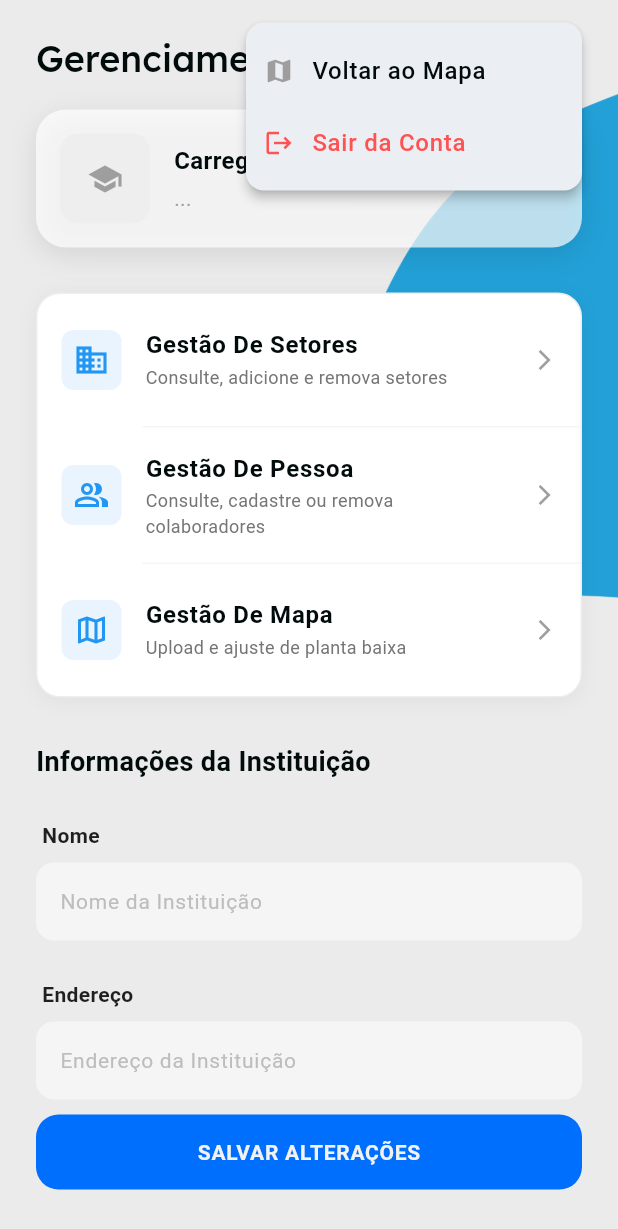
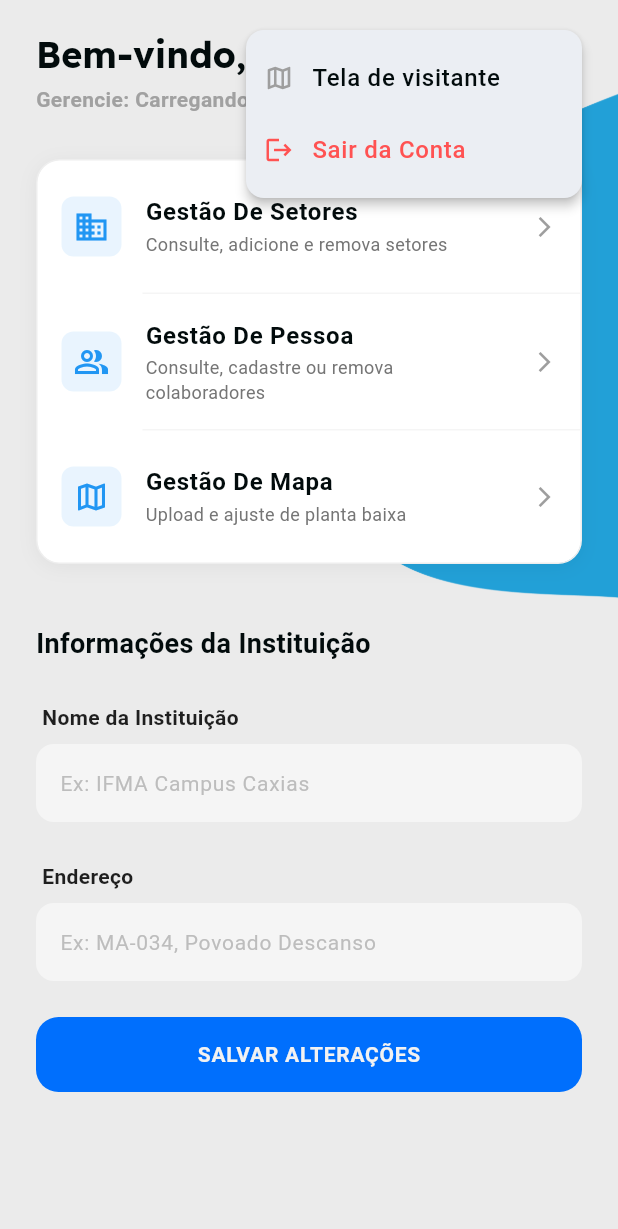
Before and after one commit to JonasNogueiraS/vektorIF, a Flutter app: the ManagementScreen screen opened by its route, after a tap on the "more vert" icon, on a phone screen of 412 x 824 dp. Shown: the top 1229 px of the screen. Run offline on Flutter 3.47's test engine with Material 3 defaults, Android fonts, the phone set to English and light mode, and no system bars; our stand-ins replace cloud_firestore, firebase_auth, firebase_core, firebase_storage, google_fonts, image_picker; accounts and stored records are empty; generated files the repository leaves out were written again.

Commit message:
feat: Refatorar modelos e telas para melhorar a estrutura e legibilidade do código

```diff
--- a/lib/models/colaborators_model.dart
+++ b/lib/models/colaborators_model.dart
@@ -3,8 +3,8 @@ class CollaboratorModel {
   final String name;
   final String email;
   final String phone;
-  final String sectorId; // Vínculo com o setor
-  final String sectorName; // Para facilitar a exibição nas listas
+  final String sectorId;
+  final String sectorName; //facilita a exibição nas listas
   final bool isBoss;
   final String? photoUrl; // Futuro
 
--- a/lib/models/data/sectors_repository.dart
+++ b/lib/models/data/sectors_repository.dart
@@ -19,11 +19,11 @@ class SectorsRepository {
         .add(sector.toMap());
   }
 
-  // Listar Setores (ATUALIZADO: Recebe ID para permitir visitantes)
+  // Listar Setores
   Stream<List<SectorModel>> getSectorsStream(String institutionId) {
     return _firestore
         .collection('institutions')
-        .doc(institutionId) // <--- Agora usa o ID recebido
+        .doc(institutionId) //usa o ID recebido
         .collection('sectors')
         .orderBy('name')
         .snapshots()
@@ -56,7 +56,7 @@ class SectorsRepository {
     });
   }
 
-  // Métodos de Escrita (Mantêm o uso de _userId para segurança)
+  // Métodos de Escrita (uso  _userId para segurança)
 
   Future<void> updateSectorCoordinates(String sectorId, double x, double y) async {
     if (_userId == null) return;
--- a/lib/models/institution_model.dart
+++ b/lib/models/institution_model.dart
@@ -2,7 +2,7 @@ class InstitutionModel {
   final String? id; // ID do documento no Firebase
   final String name;
   final String address;
-  final String? photoUrl; // Para a foto que vamos implementar depois
+  final String? photoUrl; // Para a foto
 
   const InstitutionModel({
     this.id,
@@ -15,7 +15,7 @@ class InstitutionModel {
   factory InstitutionModel.fromMap(Map<String, dynamic> map, String docId) {
     return InstitutionModel(
       id: docId,
-      name: map['institutionName'] ?? '', // Note que usamos as chaves que salvamos no registro
+      name: map['institutionName'] ?? '', // usamos chaves que salvamos no registro
       address: map['institutionAddress'] ?? '',
       photoUrl: map['photoUrl'],
     );
--- a/lib/screens/menagement/management.dart
+++ b/lib/screens/menagement/management.dart
@@ -1,13 +1,13 @@
 import 'package:flutter/material.dart';
-import 'package:firebase_auth/firebase_auth.dart';
+import 'package:provider/provider.dart';
 import 'package:vektor_if/core/themes/app_theme.dart';
 import 'package:vektor_if/core/widgets/background_image.dart';
 import 'package:vektor_if/core/widgets/buttom_generic.dart';
 import 'package:vektor_if/core/widgets/forms_widgets.dart';
 import 'package:vektor_if/core/widgets/menu_buttons.dart';
 import 'package:vektor_if/core/widgets/success_feedback_dialog.dart';
+import 'package:vektor_if/providers/auth_provider.dart';
 import 'package:vektor_if/screens/menagement/controller/managemant_controller.dart';
-import 'package:vektor_if/screens/menagement/widget/institution_cards.dart';
 import 'package:vektor_if/screens/menagement/widget/list_managements.dart';
 
 class ManagementScreen extends StatefulWidget {
@@ -18,35 +18,35 @@ class ManagementScreen extends StatefulWidget {
 }
 
 class _ManagementScreenState extends State<ManagementScreen> {
-  // Instancia o Controller
   final _controller = ManagementController();
 
   @override
   void initState() {
     super.initState();
-    // Carrega os dados assim que a tela abre
     _controller.loadInstitutionData();
   }
 
   @override
   void dispose() {
-    _controller.dispose(); // Limpa a memória
+    _controller.dispose();
     super.dispose();
   }
 
   @override
   Widget build(BuildContext context) {
+    //dados do Usuário via Provider
+    final authProvider = context.watch<AuthProvider>();
+    final user = authProvider.user;
+
     return Scaffold(
       backgroundColor: AppTheme.colorBackground,
-      //escuta o controller para atualizar a tela (Loading, Erros, Dados)
       body: ListenableBuilder(
         listenable: _controller,
         builder: (context, child) {
-          // Se estiver carregando os dados iniciais, mostra loading
-          if (_controller.isLoading &&
-              _controller.nameController.text.isEmpty) {
-            return const Center(child: CircularProgressIndicator());
-          }
+          final institutionName = _controller.nameController.text.isNotEmpty
+              ? _controller.nameController.text
+              : "Carregando instituição...";
+
           return Stack(
             children: [
               const BackgroundImage(),
@@ -54,27 +54,55 @@ class _ManagementScreenState extends State<ManagementScreen> {
                 child: SingleChildScrollView(
                   padding: const EdgeInsets.symmetric(horizontal: 24),
                   child: Column(
+                    crossAxisAlignment: CrossAxisAlignment.stretch,
+                    children: [
+                      const SizedBox(height: 20),
+
+                      // --- NOVO HEADER PERSONALIZADO ---
+                      Row(
+                        crossAxisAlignment: CrossAxisAlignment.start,
+                        mainAxisAlignment: MainAxisAlignment.spaceBetween,
+                        children: [
+                          Expanded(
+                            child: Column(
                               crossAxisAlignment: CrossAxisAlignment.start,
                               children: [
-                      const SizedBox(height: 15),
-
-                      // HEADER
-                      Row(
-                        mainAxisAlignment: MainAxisAlignment.spaceBetween,
-                        children: [
                                 Text(
-                            "Gerenciamento",
-                            style: Theme.of(context).textTheme.headlineSmall,
+                                  "Bem-vindo, ${user?.displayName?.split(' ')[0]}",
+                                  style: Theme.of(context)
+                                      .textTheme
+                                      .headlineSmall
+                                      ?.copyWith(
+                                        fontWeight: FontWeight.bold,
+                                        color: AppTheme.colorBlackText,
                                       ),
+                                ),
+                                const SizedBox(height: 4),
+                                // Nome da Instituição
+                                Text(
+                                  "Gerencie: $institutionName",
+                                  style: Theme.of(context).textTheme.bodyMedium
+                                      ?.copyWith(
+                                        color: AppTheme.colorGrayText,
+                                        fontWeight: FontWeight.w600,
+                                        fontSize: 14,
+                                      ),
+                                  maxLines: 2,
+                                  overflow: TextOverflow.ellipsis,
+                                ),
+                              ],
+                            ),
+                          ),
+                          // Menu de Opções
                           SettingsMenuButton(
                             options: [
                               MenuOption(
-                                label: "Voltar ao Mapa",
-                                icon: Icons.map,
+                                label: "Tela de visitante",
+                                icon: Icons.map_outlined,
                                 onTap: () {
                                   Navigator.pushNamedAndRemoveUntil(
                                     context,
-                                    '/home-map',
+                                    '/home-map', // Rota de visitante
                                     (route) => false,
                                   );
                                 },
@@ -84,7 +112,8 @@ class _ManagementScreenState extends State<ManagementScreen> {
                                 icon: Icons.logout,
                                 color: Colors.redAccent,
                                 onTap: () async {
-                                  await FirebaseAuth.instance.signOut();
+                                  // Logout via Provider
+                                  await context.read<AuthProvider>().logout();
                                   if (context.mounted) {
                                     Navigator.pushNamedAndRemoveUntil(
                                       context,
@@ -98,36 +127,23 @@ class _ManagementScreenState extends State<ManagementScreen> {
                           ),
                         ],
                       ),
-                      const SizedBox(height: 10),
 
-                      // CARD DA INSTITUIÇÃO
-                      InstitutionCard(
-                        name: _controller.nameController.text.isNotEmpty
-                            ? _controller.nameController.text
-                            : "Carregando...",
-                        address: _controller.addressController.text.isNotEmpty
-                            ? _controller.addressController.text
-                            : "...",
+                      const SizedBox(height: 30),
+                      // Opções de Gerenciamento
+                      ManagementOptionsList(
+                        onSectorsTap: () =>
+                            Navigator.pushNamed(context, '/sectors-list'),
+                        onColabTap: () =>
+                            Navigator.pushNamed(context, '/collaborators-list'),
+                        onMapTap: () => Navigator.pushNamed(
+                          context,
+                          '/map-register',
+                        ),
                       ),
 
-                      const SizedBox(height: 30),
+                      const SizedBox(height: 40),
 
-                      //NAVEGAÇÃO
-                      ManagementOptionsList(
-                        onSectorsTap: () {
-                          Navigator.pushNamed(context, '/sectors-list');
-                        },
-                        onColabTap: () {
-                          Navigator.pushNamed(context, '/collaborators-list');
-                        },
-                        onMapTap: () {
-                          Navigator.pushNamed(context, '/map-register');
-                        },
-                      ),
-
-                      const SizedBox(height: 30),
-
-                      Text(
+                      const Text(
                         "Informações da Instituição",
                         style: TextStyle(
                           fontSize: 18,
@@ -137,11 +153,23 @@ class _ManagementScreenState extends State<ManagementScreen> {
                       ),
                       const SizedBox(height: 16),
 
-                      //FORMULÁRIO DE EDIÇÃO
-                      const FormLabel("Nome"),
+                      // FORMULÁRIO
+                      if (_controller.isLoading &&
+                          _controller.nameController.text.isEmpty)
+                        const Center(
+                          child: Padding(
+                            padding: EdgeInsets.all(20),
+                            child: CircularProgressIndicator(),
+                          ),
+                        )
+                      else
+                        Column(
+                          crossAxisAlignment: CrossAxisAlignment.start,
+                          children: [
+                            const FormLabel("Nome da Instituição"),
                             GenericInputField(
                               controller: _controller.nameController,
-                        hint: "Nome da Instituição",
+                              hint: "Ex: IFMA Campus Caxias",
                               outlined: false,
                             ),
 
@@ -150,38 +178,39 @@ class _ManagementScreenState extends State<ManagementScreen> {
                             const FormLabel("Endereço"),
                             GenericInputField(
                               controller: _controller.addressController,
-                        hint: "Endereço da Instituição",
+                              hint: "Ex: MA-034, Povoado Descanso",
                               outlined: false,
                             ),
+                          ],
+                        ),
 
-                      // Exibe mensagem de erro
+                      // Mensagem de Erro
                       if (_controller.errorMessage != null)
                         Padding(
                           padding: const EdgeInsets.only(top: 8.0),
                           child: Text(
                             _controller.errorMessage!,
-                            style: const TextStyle(color: Colors.red),
+                            style: const TextStyle(
+                              color: Colors.red,
+                              fontSize: 12,
+                            ),
                           ),
                         ),
 
-                      const SizedBox(height: 10),
-
-                      //BOTÃO SALVAR
+                      const SizedBox(height: 24),
                       ButtomGeneric(
                         label: "Salvar Alterações",
-                        isLoading:
-                            _controller.isLoading, // Mostra spinner no botão
+                        isLoading: _controller.isLoading,
                         onPressed: () {
                           _controller.saveChanges(
                             onSuccess: () {
                               showDialog(
                                 context: context,
                                 barrierDismissible: false,
-                                builder: (context) =>
-                                    const SuccessFeedbackDialog(
-                                      title: "Sucesso!",
+                                builder: (context) => const SuccessFeedbackDialog(
+                                  title: "Dados Atualizados!",
                                   subtitle:
-                                          "Dados da instituição atualizados.",
+                                      "As informações foram salvas com sucesso.",
                                 ),
                               );
                               Future.delayed(const Duration(seconds: 2), () {
--- a/lib/screens/menagement/widget/institution_cards.dart
+++ /dev/null
@@ -1,79 +0,0 @@
-import 'package:flutter/material.dart';
-import 'package:vektor_if/core/themes/app_theme.dart';
-
-class InstitutionCard extends StatelessWidget {
-  final String name;
-  final String address;
-  final String? imagePath;
-
-  const InstitutionCard({
-    super.key,
-    required this.name,
-    required this.address,
-    this.imagePath,
-  });
-
-  @override
-  Widget build(BuildContext context) {
-    return Container(
-      padding: const EdgeInsets.all(16),
-      decoration: BoxDecoration(
-        color: Colors.white.withValues(alpha: 0.7),
-        borderRadius: BorderRadius.circular(20),
-        boxShadow: [
-          BoxShadow(
-            color: Colors.black.withValues(alpha: .1),
-            blurRadius: 15,
-            offset: const Offset(0, 5),
-          ),
-        ],
-      ),
-      child: Row(
-        children: [
-          Container(
-            width: 60,
-            height: 60,
-            decoration: BoxDecoration(
-              color: Colors.grey[200],
-              borderRadius: BorderRadius.circular(12),
-              image: imagePath != null
-                  ? DecorationImage(
-                      image: AssetImage(imagePath!),
-                      fit: BoxFit.cover,
-                    )
-                  : null,
-            ),
-            child: imagePath == null
-                ? const Icon(Icons.school, color: Colors.grey)
-                : null,
-          ),
-          const SizedBox(width: 16),
-
-          Expanded(
-            child: Column(
-              crossAxisAlignment: CrossAxisAlignment.start,
-              children: [
-                Text(
-                  name,
-                  style: const TextStyle(
-                    fontWeight: FontWeight.bold,
-                    fontSize: 16,
-                    color: AppTheme.colorBlackText
-                  ),
-                ),
-                const SizedBox(height: 4),
-                Text(
-                  address,
-                  style: const TextStyle(
-                    fontSize: 14,
-                    color: AppTheme.colorGrayText
-                  ),
-                ),
-              ],
-            ),
-          ),
-        ],
-      ),
-    );
-  }
-}
--- a/lib/screens/primary/institution_list.dart
+++ b/lib/screens/primary/institution_list.dart
@@ -3,7 +3,7 @@ import 'package:flutter/material.dart';
 import 'package:vektor_if/core/themes/app_theme.dart';
 import 'package:vektor_if/models/institution_model.dart';
 import 'package:vektor_if/models/data/insitution_repository.dart';
-import 'package:vektor_if/screens/menagement/widget/institution_cards.dart';
+import 'package:vektor_if/screens/primary/widgets/institution_cards.dart';
 import 'package:vektor_if/screens/primary/widgets/header_log.dart';
 
 class SelectInstitutionScreen extends StatefulWidget {
```
Also changed, not shown: lib/models/sectors_model.dart (+3 -4 lines), lib/screens/primary/widgets/institution_cards.dart (+45 -30 lines). Lines whose indentation alone changed are shown as unchanged.
